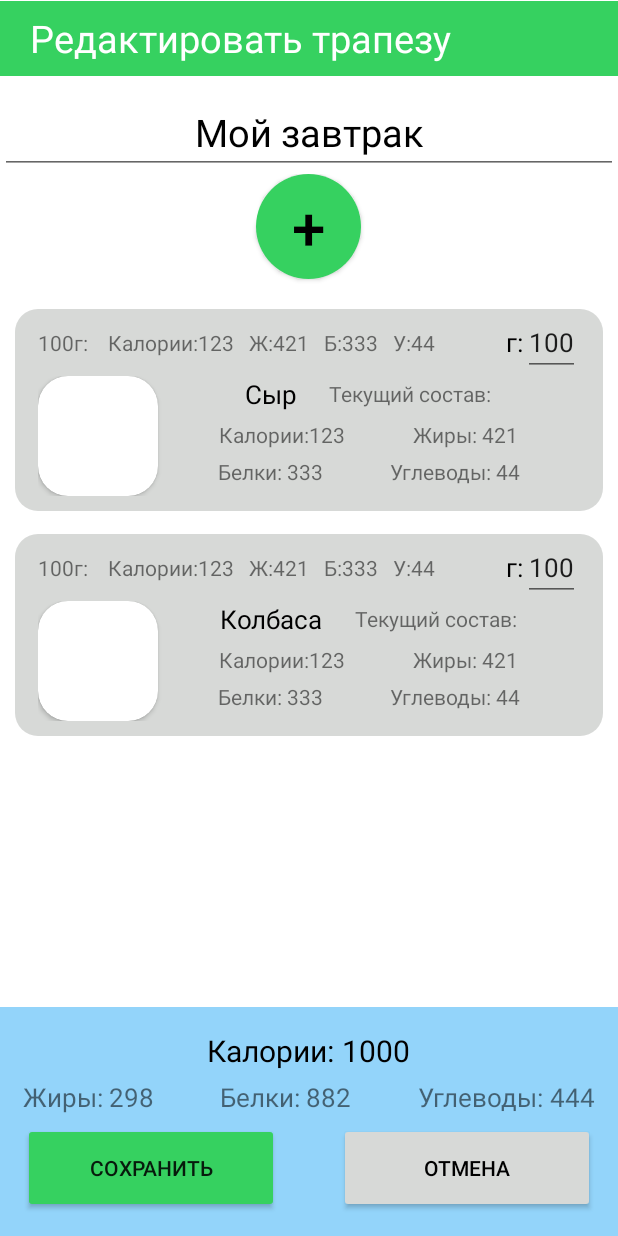
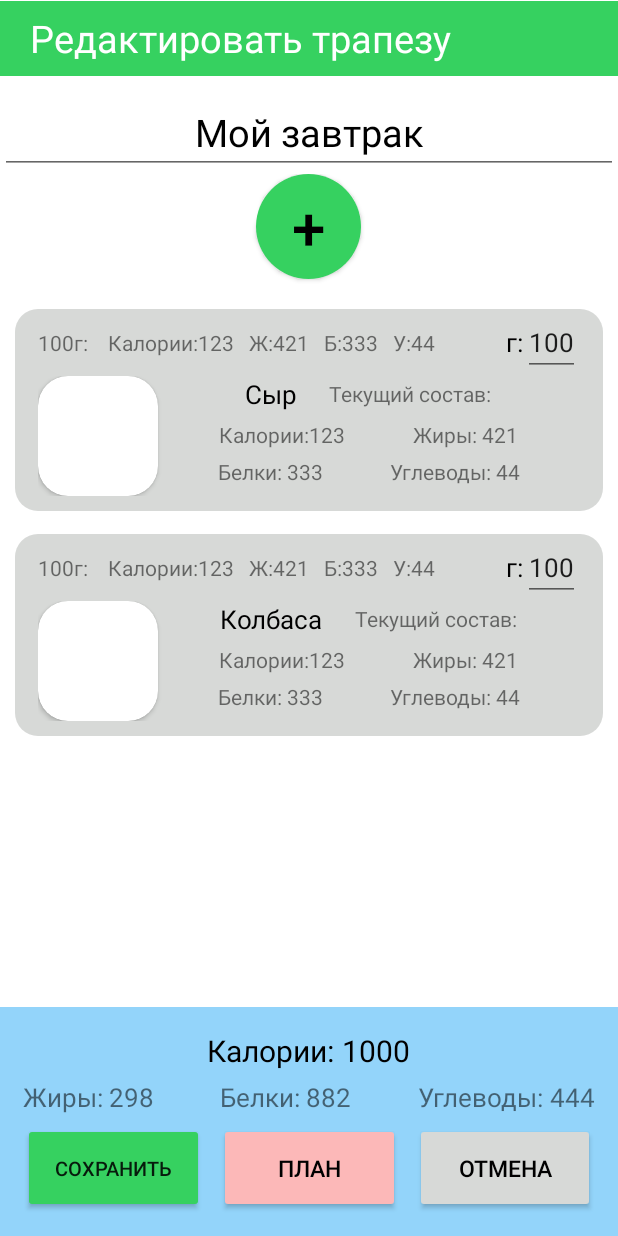
Before and after one commit to Ibarsuk/meal-builder, an Android app: the screen it shows after launch (MainActivity), after a tap on an icon or button, on a phone screen of 412 x 824 dp. Run offline under Robolectric (Android 15) with nearby library versions, the phone set to English and light mode, and no system bars.

Commit message:
notifications

```diff
--- a/app/src/main/AndroidManifest.xml
+++ b/app/src/main/AndroidManifest.xml
@@ -2,7 +2,10 @@
 <manifest xmlns:android="http://schemas.android.com/apk/res/android"
     xmlns:tools="http://schemas.android.com/tools">
 
+    <uses-permission android:name="android.permission.POST_NOTIFICATIONS"/>
+
     <application
+        android:name=".App"
         android:allowBackup="true"
         android:dataExtractionRules="@xml/data_extraction_rules"
         android:fullBackupContent="@xml/backup_rules"
--- /dev/null
+++ b/app/src/main/java/com/example/meal_builder/App.java
@@ -0,0 +1,20 @@
+package com.example.meal_builder;
+
+import android.app.Application;
+import android.app.NotificationChannel;
+import android.app.NotificationManager;
+import android.os.Build;
+
+public class App extends Application {
+    @Override
+    public void onCreate() {
+        super.onCreate();
+        CharSequence name = getString(R.string.plan_channel);
+        String description = getString(R.string.plan_channel_description);
+        int importance = NotificationManager.IMPORTANCE_HIGH;
+        NotificationChannel channel = new NotificationChannel("plan_channel", name, importance);
+        channel.setDescription(description);
+        NotificationManager notificationManager = getSystemService(NotificationManager.class);
+        notificationManager.createNotificationChannel(channel);
+    }
+}
--- a/app/src/main/java/com/example/meal_builder/EditMealFragment.java
+++ b/app/src/main/java/com/example/meal_builder/EditMealFragment.java
@@ -1,5 +1,9 @@
 package com.example.meal_builder;
 
+import android.Manifest;
+import android.app.Notification;
+import android.app.NotificationManager;
+import android.os.Build;
 import android.os.Bundle;
 import android.util.Log;
 import android.view.View;
@@ -9,6 +13,10 @@ import android.widget.ListView;
 import android.widget.TextView;
 import android.widget.Toast;
 
+import androidx.activity.result.ActivityResultLauncher;
+import androidx.activity.result.contract.ActivityResultContracts;
+import androidx.core.app.NotificationCompat;
+import androidx.core.app.NotificationManagerCompat;
 import androidx.fragment.app.Fragment;
 import androidx.navigation.Navigation;
 
@@ -19,6 +27,14 @@ import java.util.ArrayList;
 
 public class EditMealFragment extends Fragment {
     private final String TAG = this.getClass().getSimpleName();
+    private  String title;
+
+    private final ActivityResultLauncher<String> requestPermissionLauncher =
+            registerForActivityResult(new ActivityResultContracts.RequestPermission(), isGranted -> {
+                if (isGranted) {
+                    this.showNotification();
+                }
+            });
 
     public EditMealFragment() {
         super(R.layout.fragment_edit_meal);
@@ -35,9 +51,10 @@ public class EditMealFragment extends Fragment {
     @Override
     public void onViewCreated(View view, Bundle savedInstanceState) {
         String title = requireArguments().getString("title");
+        this.title = title;
 
         TextView titleView = (TextView) getView().findViewById(R.id.meal_title);
-        titleView.setText(title);
+        titleView.setText(this.title);
 
         ListView partsList = getView().findViewById(R.id.parts_container);
         partsList.setItemsCanFocus(true);
@@ -51,7 +68,11 @@ public class EditMealFragment extends Fragment {
 
         Button saveBtn = (Button) getView().findViewById(R.id.editSaveBtn);
         saveBtn.setOnClickListener((saveBtn1) -> {
-            Navigation.findNavController(view).getPreviousBackStackEntry().getSavedStateHandle().set("mealEdit", titleView.getText().toString());
+            Navigation.findNavController(view)
+                    .getPreviousBackStackEntry()
+                    .getSavedStateHandle()
+                    .set("mealEdit", titleView.getText().toString());
+
             Navigation.findNavController(view).popBackStack();
         });
 
@@ -60,18 +81,10 @@ public class EditMealFragment extends Fragment {
             Navigation.findNavController(view).navigate(R.id.action_edit_to_choose);
         });
 
-//        getChildFragmentManager().setFragmentResultListener(
-//                "partsChoise",
-//                this,
-//                (requestKey, result) -> {
-//                    ArrayList<ChoosableMealPart> chosenParts = (ArrayList<ChoosableMealPart>) result.getSerializable("parts");
-//                    for(ChoosableMealPart part : chosenParts) {
-//                        parts.add(new MealPart(part));
-//                    }
-//
-//                    adapter.notifyDataSetChanged();
-//                });
-
+        Button planBtn = (Button) getView().findViewById(R.id.editPlanButton);
+        planBtn.setOnClickListener((saveBtn1) -> {
+            this.showNotification();
+        });
 
         Navigation.findNavController(view)
                 .getCurrentBackStackEntry()
@@ -85,4 +98,20 @@ public class EditMealFragment extends Fragment {
                     adapter.notifyDataSetChanged();
                 });
     }
+
+    private void showNotification() {
+        NotificationManagerCompat notificationManager = NotificationManagerCompat.from(getContext());
+        if (notificationManager.areNotificationsEnabled()) {
+            NotificationCompat.Builder builder = new NotificationCompat.Builder(getContext(), "plan_channel")
+                    .setDefaults(NotificationCompat.DEFAULT_ALL)
+                    .setSmallIcon(R.drawable.notification_icon)
+                    .setContentTitle(getResources().getString(R.string.plan_notification_title) + " " + this.title);
+
+            notificationManager.notify(1, builder.build());
+        } else {
+            if (Build.VERSION.SDK_INT >= Build.VERSION_CODES.TIRAMISU) {
+                requestPermissionLauncher.launch(Manifest.permission.POST_NOTIFICATIONS);
+            }
+        }
+    }
 }
--- /dev/null
+++ b/app/src/main/res/drawable-anydpi/notification_icon.xml
@@ -0,0 +1,15 @@
+<vector xmlns:android="http://schemas.android.com/apk/res/android"
+    android:width="24dp"
+    android:height="24dp"
+    android:viewportWidth="24"
+    android:viewportHeight="24"
+    android:tint="#FFFFFF">
+  <group android:scaleX="0.92"
+      android:scaleY="0.92"
+      android:translateX="0.96"
+      android:translateY="0.96">
+    <path
+        android:fillColor="@android:color/white"
+        android:pathData="M21.95,10.99c-1.79,-0.03 -3.7,-1.95 -2.68,-4.22c-2.98,1 -5.77,-1.59 -5.19,-4.56C6.95,0.71 2,6.58 2,12c0,5.52 4.48,10 10,10C17.89,22 22.54,16.92 21.95,10.99zM8.5,15C7.67,15 7,14.33 7,13.5S7.67,12 8.5,12s1.5,0.67 1.5,1.5S9.33,15 8.5,15zM10.5,10C9.67,10 9,9.33 9,8.5S9.67,7 10.5,7S12,7.67 12,8.5S11.33,10 10.5,10zM15,16c-0.55,0 -1,-0.45 -1,-1c0,-0.55 0.45,-1 1,-1s1,0.45 1,1C16,15.55 15.55,16 15,16z"/>
+  </group>
+</vector>
--- a/app/src/main/res/layout/activity_main.xml
+++ b/app/src/main/res/layout/activity_main.xml
@@ -14,10 +14,8 @@
         android:layout_width="match_parent"
         android:layout_height="match_parent"
 
-        tools:layout="@layout/fragment_meals"
         app:defaultNavHost="true"
         app:navGraph="@navigation/nav_graph"
-
         />
 
 </androidx.constraintlayout.widget.ConstraintLayout>
--- a/app/src/main/res/layout/fragment_edit_meal.xml
+++ b/app/src/main/res/layout/fragment_edit_meal.xml
@@ -179,24 +179,37 @@
             android:layout_height="wrap_content"
             android:gravity="center"
             android:orientation="horizontal"
-            android:weightSum="2">
+            android:weightSum="3">
 
             <Button
                 android:id="@+id/editSaveBtn"
-                android:layout_width="150dp"
+                android:layout_width="140dp"
                 android:layout_height="60dp"
-                android:layout_marginEnd="40dp"
                 android:layout_weight="1"
                 android:backgroundTint="@color/main"
                 android:text="@string/save_button"
+                android:textSize="13sp"
                 android:onClick="onSaveBtnClick"/>
 
             <Button
+                android:id="@+id/editPlanButton"
+                android:layout_width="140dp"
+                android:layout_height="60dp"
+                android:layout_weight="1"
+                android:backgroundTint="@color/third"
+                android:text="@string/plan_button"
+                android:textSize="15sp"
+                android:layout_marginEnd="10dp"
+                android:layout_marginStart="10dp"
+                android:textColor="@color/black" />
+
+            <Button
                 android:id="@+id/editCancelBtn"
-                android:layout_width="150dp"
+                android:layout_width="140dp"
                 android:layout_height="60dp"
                 android:layout_weight="1"
                 android:backgroundTint="@color/secondary"
+                android:textSize="15sp"
                 android:text="@string/cancel_button"
                 android:textColor="@color/black" />
         </LinearLayout>
@@ -208,5 +221,6 @@
         android:layout_width="match_parent"
         android:layout_height="match_parent"
         tools:layout="@layout/fragment_choose_parts"
+        android:visibility="invisible"
         />
 </androidx.constraintlayout.widget.ConstraintLayout>
--- a/app/src/main/res/values/colors.xml
+++ b/app/src/main/res/values/colors.xml
@@ -10,6 +10,7 @@
     <color name="main">#36d160</color>
     <color name="main_light">#90fcad</color>
     <color name="secondary">#d7d9d7</color>
+    <color name="third">#fcb8b8</color>
     <color name="background">#93d4fa</color>
     <color name="light_blue_600">#FF039BE5</color>
     <color name="light_blue_900">#FF01579B</color>
--- a/app/src/main/res/values/strings.xml
+++ b/app/src/main/res/values/strings.xml
@@ -9,8 +9,12 @@
     <string name="meal_edit_title">Редактировать трапезу</string>
     <string name="save_button">Сохранить</string>
     <string name="cancel_button">Отмена</string>
+    <string name="plan_button">План</string>
     <string name="dummy_button">Dummy Button</string>
     <string name="dummy_content">DUMMY\nCONTENT</string>
     <!-- TODO: Remove or change this placeholder text -->
     <string name="hello_blank_fragment">Hello blank fragment</string>
+    <string name="plan_channel">Plan channel</string>
+    <string name="plan_channel_description">Channel for planned meals</string>
+    <string name="plan_notification_title">Время есть </string>
 </resources>
```
Also changed, not shown: app/src/main/res/navigation/nav_graph.xml (+5 -13 lines), app/src/main/res/drawable-hdpi/notification_icon.png (added), app/src/main/res/drawable-mdpi/notification_icon.png (added), app/src/main/res/drawable-xhdpi/notification_icon.png (added), app/src/main/res/drawable-xxhdpi/notification_icon.png (added).
